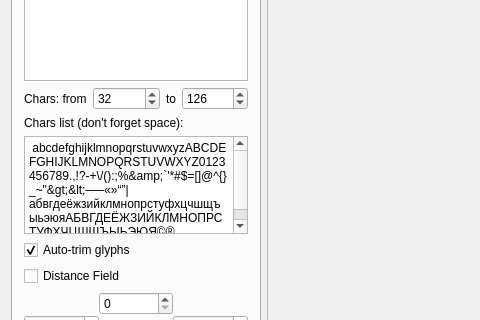
Before: the Qt Designer form src/mainwindow.ui in meetroger/UBFG, drawn with Qt 5; both pictures show x 0 to 480 and y 204 to 524 of the 843 by 728 pixel window.
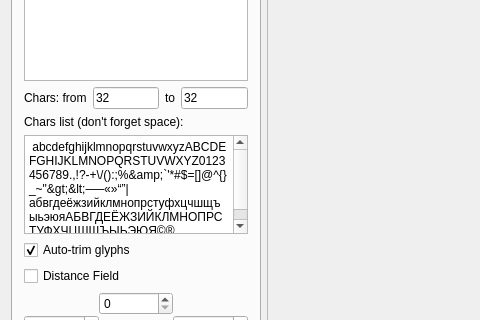
After: the same form once the commit is applied. The open tabs and pages were chosen to show the change. Custom widgets are drawn as their Qt base class.

Commit message: feat(bmp): output 1-bit BMP

The edit to the form file:
```diff
--- a/src/mainwindow.ui
+++ b/src/mainwindow.ui
@@ -693,28 +693,12 @@
           </item>
 
           <item>
-           <widget class="QSpinBox" name="charsetStart">
-            <property name="sizePolicy">
-             <sizepolicy hsizetype="Expanding" vsizetype="Fixed">
-              <horstretch>0</horstretch>
-              <verstretch>0</verstretch>
-             </sizepolicy>
-            </property>
-            <property name="minimum">
-             <number>0</number>
-            </property>
-            <property name="maximum">
-             <number>4096</number>
-            </property>
-            <property name="singleStep">
-             <number>1</number>
-            </property>
-            <property name="value">
-             <number>32</number>
+           <widget class="QLineEdit" name="charsetStart">
+            <property name="text">
+             <string>32</string>
             </property>
            </widget>
           </item>
-
           <item>
            <widget class="QLabel" name="label_charset_to">
             <property name="sizePolicy">
@@ -730,28 +714,12 @@
           </item>
 
           <item>
-           <widget class="QSpinBox" name="charsetEnd">
-            <property name="sizePolicy">
-             <sizepolicy hsizetype="Expanding" vsizetype="Fixed">
-              <horstretch>0</horstretch>
-              <verstretch>0</verstretch>
-             </sizepolicy>
-            </property>
-            <property name="minimum">
-             <number>0</number>
-            </property>
-            <property name="maximum">
-             <number>255</number>
-            </property>
-            <property name="singleStep">
-             <number>1</number>
-            </property>
-            <property name="value">
-             <number>126</number>
+           <widget class="QLineEdit" name="charsetEnd">
+            <property name="text">
+             <string>32</string>
             </property>
            </widget>
           </item>
-
          </layout>
         </item>
 
```
Left out of the diff: 6 changed lines with no effect on the pictures. The commit also changes 2 other files.
